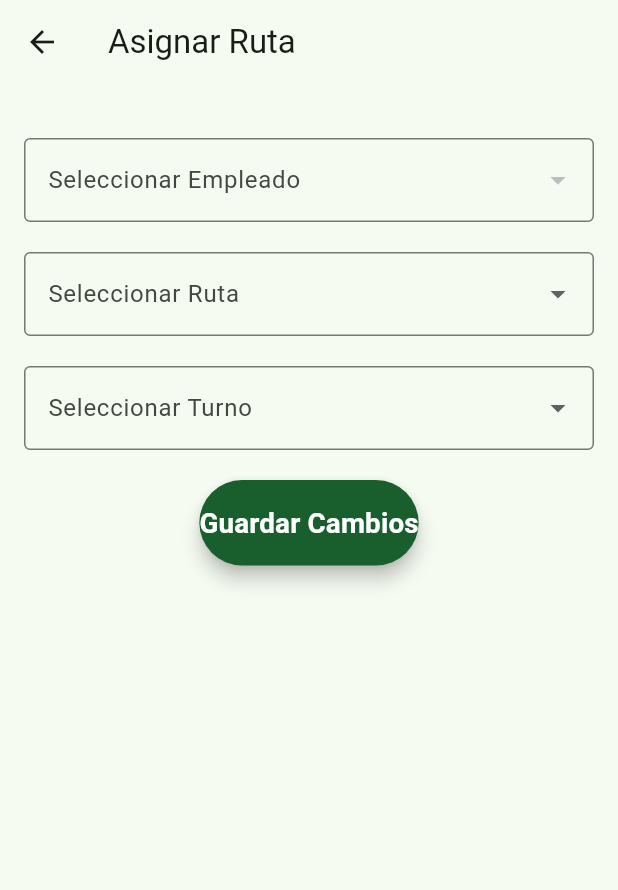
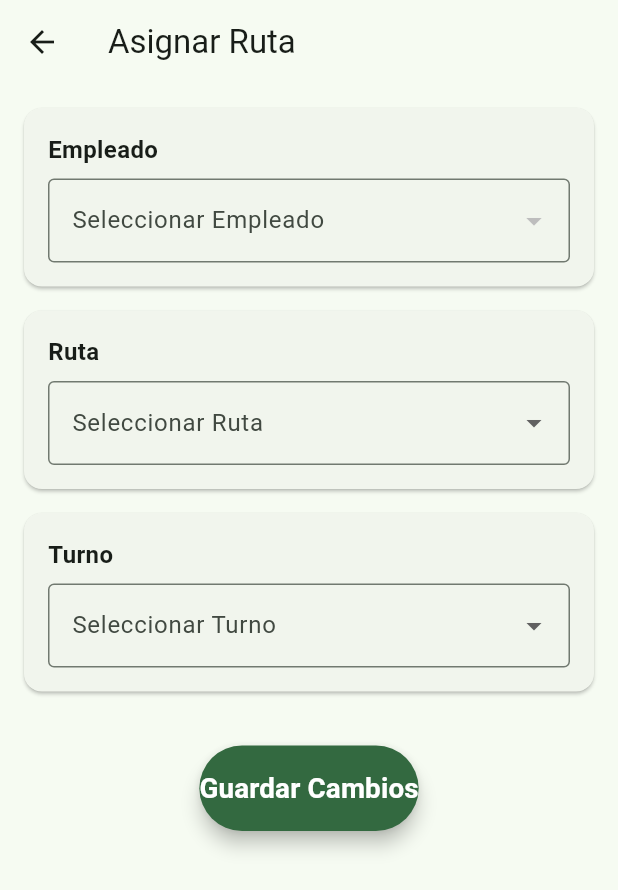
Before and after one commit to CristoAmen/TCP_Camioneros, a Flutter app: the AsignarRutaPage screen opened directly, on a phone screen of 412 x 824 dp. Shown: the top 890 px of the screen. Run offline on Flutter 3.47's test engine with Material 3 defaults, Android fonts, the phone set to English and light mode, and no system bars; our stand-ins replace cloud_firestore, connectivity_plus, firebase_auth, firebase_core, flutter_markdown, flutter_snake_navigationbar and 7 more; missing offline and left inert: panara_dialogs, wolt_modal_sheet; accounts and stored records are empty.

Commit message:
Agregamos las rutas con firebase

```diff
--- a/lib/main.dart
+++ b/lib/main.dart
@@ -8,8 +8,9 @@
 import 'package:tcp/config/firebase_options.dart';
 import 'package:tcp/pages/Home_Page.dart';
 import 'package:tcp/pages/Login_Page.dart';
+import 'package:tcp/pages/Mapa/Admin/asignarRuta.dart';
 import 'package:tcp/pages/Mapa/Map_Page.dart';
-import 'package:tcp/pages/Mapa/provider.dart';
+import 'package:tcp/provider/provider.dart';
 import 'package:tcp/pages/Perfil_Page.dart';
 import 'package:tcp/pages/Register_Page.dart';
 import 'package:tcp/pages/splash_screen.dart';
@@ -96,6 +97,7 @@
           HomePage.routeName: (context) => const HomePage(),
           PerfilPage.routeName: (context) => const PerfilPage(),
           MapPage.routeName: (context) => const MapPage(),
+          AsignarRutaPage.routeName: (context) => AsignarRutaPage(),
         },
       ),
     );
--- a/lib/pages/Mapa/Admin/asignarRuta.dart
+++ b/lib/pages/Mapa/Admin/asignarRuta.dart
@@ -1,44 +1,26 @@
 import 'package:flutter/material.dart';
-import 'package:cloud_firestore/cloud_firestore.dart';
+import 'package:tcp/provider/asignarRutaProvider.dart';
 import 'package:tcp/widgets/widgets.dart';
-
-class asignarRuta {
-  void irAsignarRuta(BuildContext context) {
-    Navigator.push(
-      context,
-      MaterialPageRoute(builder: (context) => AsignarRutaPage()),
-    );
-  }
-}
 
 class AsignarRutaPage extends StatefulWidget {
   @override
   _AsignarRutaPageState createState() => _AsignarRutaPageState();
+  static const String routeName = '/asignarRuta';
 }
 
 class _AsignarRutaPageState extends State<AsignarRutaPage> {
   String? empleadoSeleccionado;
   String? rutaSeleccionada;
+  String? turnoSeleccionado;
+  List<String> horariosDelTurno = [];
+  List<Map<String, dynamic>> empleados = [];
   bool isLoading = false;
 
   final Map<String, List<String>> horariosTurnos = {
-    'Turno Matutino': [
-      '5:00 a.m. - 9:00 a.m.: Conducción',
-      '9:30 a.m. - 1:00 p.m.: Conducción',
-    ],
-    'Turno Vespertino': [
-      '1:00 p.m. - 5:00 p.m.: Conducción',
-      '5:30 p.m. - 9:00 p.m.: Conducción',
-    ],
-    'Turno Nocturno': [
-      '9:00 p.m. - 11:00 p.m.: Conducción',
-    ],
+    'Turno Matutino': ['5:00 a.m. - 9:00 a.m.', '9:30 a.m. - 1:00 p.m.'],
+    'Turno Vespertino': ['1:00 p.m. - 5:00 p.m.', '5:30 p.m. - 9:00 p.m.'],
+    'Turno Nocturno': ['9:00 p.m. - 11:00 p.m.'],
   };
-
-  String? turnoSeleccionado;
-  List<String> horariosDelTurno = [];
-
-  List<Map<String, dynamic>> empleados = [];
 
   @override
   void initState() {
@@ -47,33 +29,15 @@ class _AsignarRutaPageState extends State<AsignarRutaPage> {
   }
 
   Future<void> _cargarEmpleados() async {
-    setState(() {
-      isLoading = true;
-    });
-
+    setState(() => isLoading = true);
     try {
-      QuerySnapshot querySnapshot = await FirebaseFirestore.instance
-          .collection('empleados')
-          .where('rol', isEqualTo: 'choffer')
-          .get();
-
-      empleados = querySnapshot.docs.map((doc) {
-        return {
-          'id': doc.id,
-          'nombre': doc['nombres'],
-          'paterno': doc['paterno'],
-          'materno': doc['materno'],
-        };
-      }).toList();
+      empleados = await AsignarRutaProvider.cargarEmpleados();
     } catch (e) {
-      print('Error al cargar empleados: $e');
       ScaffoldMessenger.of(context).showSnackBar(
-        SnackBar(content: Text('Error al cargar empleados')),
+        SnackBar(content: Text(e.toString())),
       );
     } finally {
-      setState(() {
-        isLoading = false;
-      });
+      setState(() => isLoading = false);
     }
   }
 
@@ -82,41 +46,31 @@ class _AsignarRutaPageState extends State<AsignarRutaPage> {
         rutaSeleccionada == null ||
         turnoSeleccionado == null) {
       ScaffoldMessenger.of(context).showSnackBar(
-        SnackBar(content: Text('Por favor completa todos los campos')),
+        SnackBar(content: Text('Por favor, completa todos los campos')),
       );
       return;
     }
 
-    setState(() {
-      isLoading = true;
-    });
+    setState(() => isLoading = true);
 
     try {
-      // Actualizar el documento del empleado en Firestore
-      await FirebaseFirestore.instance
-          .collection('empleados')
-          .doc(empleadoSeleccionado)
-          .update({
-        'rutaAsignada': rutaSeleccionada,
-        'turnoAsignado': turnoSeleccionado,
-        'fechaAsignacion': FieldValue.serverTimestamp(),
-      });
+      await AsignarRutaProvider.guardarAsignacion(
+        empleadoId: empleadoSeleccionado!,
+        ruta: rutaSeleccionada!,
+        turno: turnoSeleccionado!,
+      );
 
       ScaffoldMessenger.of(context).showSnackBar(
         SnackBar(content: Text('Asignación guardada exitosamente')),
       );
 
-      // Opcional: regresar a la pantalla anterior
       Navigator.pop(context);
     } catch (e) {
-      print('Error al guardar cambios: $e');
       ScaffoldMessenger.of(context).showSnackBar(
-        SnackBar(content: Text('Error al guardar los cambios')),
+        SnackBar(content: Text(e.toString())),
       );
     } finally {
-      setState(() {
-        isLoading = false;
-      });
+      setState(() => isLoading = false);
     }
   }
 
@@ -126,14 +80,17 @@ class _AsignarRutaPageState extends State<AsignarRutaPage> {
       appBar: AppBar(
         title: Text('Asignar Ruta'),
       ),
-      body: Padding(
+      body: isLoading
+          ? Center(child: CircularProgressIndicator())
+          : SingleChildScrollView(
+              child: Padding(
                 padding: const EdgeInsets.all(16.0),
                 child: Column(
                   crossAxisAlignment: CrossAxisAlignment.start,
                   children: [
-            if (isLoading) LinearProgressIndicator(),
-            SizedBox(height: 20),
-            DropdownButtonFormField<String>(
+                    _buildCard(
+                      titulo: 'Empleado',
+                      contenido: DropdownButtonFormField<String>(
                         decoration: InputDecoration(
                           labelText: 'Seleccionar Empleado',
                           border: OutlineInputBorder(),
@@ -146,85 +103,108 @@ class _AsignarRutaPageState extends State<AsignarRutaPage> {
                             child: Text(nombreCompleto),
                           );
                         }).toList(),
-              onChanged: (newValue) {
-                setState(() {
-                  empleadoSeleccionado = newValue;
-                });
-              },
+                        onChanged: (value) =>
+                            setState(() => empleadoSeleccionado = value),
                         value: empleadoSeleccionado,
                       ),
-            SizedBox(height: 20),
-            DropdownButtonFormField<String>(
+                    ),
+                    _buildCard(
+                      titulo: 'Ruta',
+                      contenido: DropdownButtonFormField<String>(
                         decoration: InputDecoration(
                           labelText: 'Seleccionar Ruta',
                           border: OutlineInputBorder(),
                         ),
-              items: <Map<String, String>>[
-                {'id': 'Rut_PradosSol.kml', 'nombre': 'Prados del Sol'},
+                        items: [
+                          {'id': 'Rut_PradosSol', 'nombre': 'Prados del Sol'},
                           {
-                  'id': 'Rut_HogarDelPescador.kml',
+                            'id': 'Rut_Hogar del pescador',
                             'nombre': 'Hogar del Pescador'
                           },
-                {'id': 'Rut_AlarconSabalo.kml', 'nombre': 'Alarcón Sábalo'},
+                          {
+                            'id': 'Rut_AlarconSabalo',
+                            'nombre': 'Alarcón Sábalo'
+                          },
                         ].map((ruta) {
                           return DropdownMenuItem<String>(
                             value: ruta['id'],
                             child: Text(ruta['nombre']!),
                           );
                         }).toList(),
-              onChanged: (newValue) {
-                setState(() {
-                  rutaSeleccionada = newValue;
-                });
-              },
+                        onChanged: (value) =>
+                            setState(() => rutaSeleccionada = value),
                         value: rutaSeleccionada,
                       ),
-            SizedBox(height: 20),
-            DropdownButtonFormField<String>(
+                    ),
+                    _buildCard(
+                      titulo: 'Turno',
+                      contenido: DropdownButtonFormField<String>(
                         decoration: InputDecoration(
                           labelText: 'Seleccionar Turno',
                           border: OutlineInputBorder(),
                         ),
-              items: [
-                'Turno Matutino',
-                'Turno Vespertino',
-                'Turno Nocturno',
-              ].map((String turno) {
+                        items: horariosTurnos.keys.map((turno) {
                           return DropdownMenuItem<String>(
                             value: turno,
                             child: Text(turno),
                           );
                         }).toList(),
-              onChanged: (newValue) {
+                        onChanged: (value) {
                           setState(() {
-                  turnoSeleccionado = newValue;
-                  horariosDelTurno = horariosTurnos[turnoSeleccionado] ?? [];
+                            turnoSeleccionado = value;
+                            horariosDelTurno =
+                                horariosTurnos[turnoSeleccionado] ?? [];
                           });
                         },
                         value: turnoSeleccionado,
                       ),
-            SizedBox(height: 20),
-            if (turnoSeleccionado != null) ...[
+                    ),
+                    if (horariosDelTurno.isNotEmpty)
+                      Padding(
+                        padding: const EdgeInsets.symmetric(vertical: 16.0),
+                        child: Column(
+                          crossAxisAlignment: CrossAxisAlignment.start,
+                          children: [
                             Text(
                               'Horarios del $turnoSeleccionado:',
                               style: TextStyle(fontWeight: FontWeight.bold),
                             ),
                             SizedBox(height: 8),
-              ...horariosDelTurno.map((horario) => Text(horario)).toList(),
+                            ...horariosDelTurno.map((horario) => Text(horario)),
                           ],
-            Align(
-              alignment: Alignment.center,
-              child: Padding(
-                padding: const EdgeInsets.symmetric(horizontal: 20.0),
+                        ),
+                      ),
+                    SizedBox(height: 20),
+                    Center(
                       child: Estilos().botonIniciarRuta(
                         context: context,
-                  texto: "Guardar Cambios",
+                        texto: 'Guardar Cambios',
                         accion: _guardarCambios,
-                  colorFondo: const Color.fromARGB(255, 24, 95, 45),
-                  colorTexto: Color.fromRGBO(255, 255, 255, 1.0),
+                        colorFondo: Theme.of(context).primaryColor,
+                        colorTexto: Colors.white,
                       ),
                     ),
-            )
+                  ],
+                ),
+              ),
+            ),
+    );
+  }
+
+  Widget _buildCard({required String titulo, required Widget contenido}) {
+    return Card(
+      margin: const EdgeInsets.only(bottom: 16.0),
+      child: Padding(
+        padding: const EdgeInsets.all(16.0),
+        child: Column(
+          crossAxisAlignment: CrossAxisAlignment.start,
+          children: [
+            Text(
+              titulo,
+              style: TextStyle(fontWeight: FontWeight.bold, fontSize: 16),
+            ),
+            SizedBox(height: 8),
+            contenido,
           ],
         ),
       ),
--- /dev/null
+++ b/lib/provider/asignarRutaProvider.dart
@@ -0,0 +1,44 @@
+import 'package:cloud_firestore/cloud_firestore.dart';
+
+class AsignarRutaProvider {
+  /// Carga los empleados con el rol de "chofer" desde Firebase
+  static Future<List<Map<String, dynamic>>> cargarEmpleados() async {
+    try {
+      QuerySnapshot querySnapshot = await FirebaseFirestore.instance
+          .collection('empleados')
+          .where('rol', isEqualTo: 'choffer')
+          .get();
+
+      return querySnapshot.docs.map((doc) {
+        return {
+          'id': doc.id,
+          'nombre': doc['nombres'],
+          'paterno': doc['paterno'],
+          'materno': doc['materno'],
+        };
+      }).toList();
+    } catch (e) {
+      throw Exception('Error al cargar empleados: $e');
+    }
+  }
+
+  /// Actualiza la información del empleado con la ruta y el turno asignados
+  static Future<void> guardarAsignacion({
+    required String empleadoId,
+    required String ruta,
+    required String turno,
+  }) async {
+    try {
+      await FirebaseFirestore.instance
+          .collection('empleados')
+          .doc(empleadoId)
+          .update({
+        'rutaAsignada': ruta,
+        'turnoAsignado': turno,
+        'fechaAsignacion': FieldValue.serverTimestamp(),
+      });
+    } catch (e) {
+      throw Exception('Error al guardar los cambios: $e');
+    }
+  }
+}
--- a/lib/pages/Mapa/provider.dart
+++ b/lib/provider/provider.dart
@@ -10,6 +10,7 @@ class ProveedorUsuario with ChangeNotifier {
   bool _esAdmin = false;
   String _correoAutenticado = '';
   bool activos = false;
+  String get id => _autenticacion.currentUser?.uid ?? '';
 
   String get nombreUsuario => _nombreUsuario;
   String get rolUsuario => _rolUsuario;
```
Also changed, not shown: lib/pages/Mapa/Map_Page.dart (+114 -7 lines), lib/pages/Mapa/Trazado.dart (added, +141 -0 lines). Lines whose indentation alone changed are shown as unchanged.
